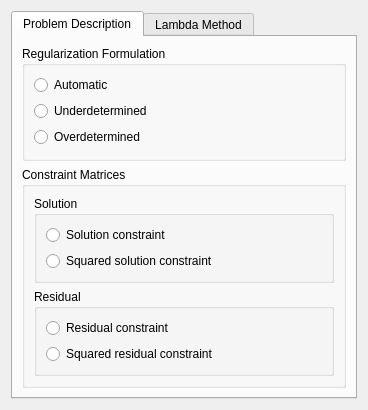
SCIInstitute/SCIRun, file src/Interface/Modules/Inverse/SolveInverseProblemWithTikhonov.ui: the form before one commit.
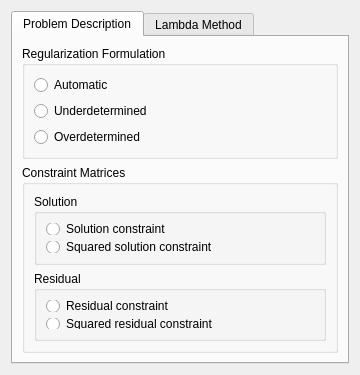
The form after the commit. The open tabs and pages were chosen to show the change.

```diff
--- a/src/Interface/Modules/Inverse/SolveInverseProblemWithTikhonov.ui
+++ b/src/Interface/Modules/Inverse/SolveInverseProblemWithTikhonov.ui
@@ -6,10 +6,16 @@
    <rect>
     <x>0</x>
     <y>0</y>
-    <width>368</width>
-    <height>350</height>
+    <width>360</width>
+    <height>375</height>
    </rect>
   </property>
+  <property name="minimumSize">
+   <size>
+    <width>360</width>
+    <height>375</height>
+   </size>
+  </property>
   <property name="windowTitle">
    <string>Dialog</string>
   </property>
```
Left out of the diff: 2 changed lines with no effect on the pictures.
